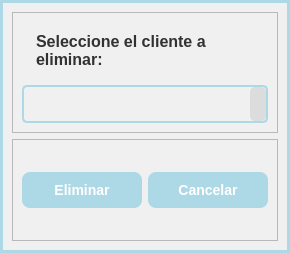
Hrndz16/HomeRestaurant, file ui_files/eliminar_cliente.ui: the form before one commit.
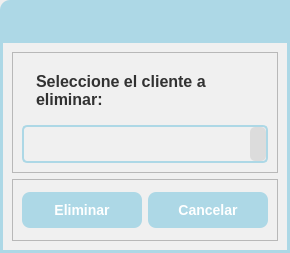
The form after the commit.

Diff of the .ui file:
```diff
--- a/ui_files/eliminar_cliente.ui
+++ b/ui_files/eliminar_cliente.ui
@@ -29,6 +29,52 @@
    <property name="bottomMargin">
     <number>0</number>
    </property>
+   <item>
+    <widget class="QFrame" name="menuBar_frame_2">
+     <property name="minimumSize">
+      <size>
+       <width>0</width>
+       <height>40</height>
+      </size>
+     </property>
+     <property name="maximumSize">
+      <size>
+       <width>16777215</width>
+       <height>40</height>
+      </size>
+     </property>
+     <property name="styleSheet">
+      <string notr="true">QFrame#menuBar_frame_2{
+background-color: rgb(173, 216, 230);
+border-top-left-radius: 10px;
+}
+</string>
+     </property>
+     <property name="frameShape">
+      <enum>QFrame::StyledPanel</enum>
+     </property>
+     <property name="frameShadow">
+      <enum>QFrame::Raised</enum>
+     </property>
+     <layout class="QHBoxLayout" name="horizontalLayout_5">
+      <property name="spacing">
+       <number>6</number>
+      </property>
+      <property name="leftMargin">
+       <number>9</number>
+      </property>
+      <property name="topMargin">
+       <number>11</number>
+      </property>
+      <property name="rightMargin">
+       <number>15</number>
+      </property>
+      <property name="bottomMargin">
+       <number>0</number>
+      </property>
+     </layout>
+    </widget>
+   </item>
    <item>
     <widget class="QFrame" name="central_frame">
      <property name="styleSheet">
```
